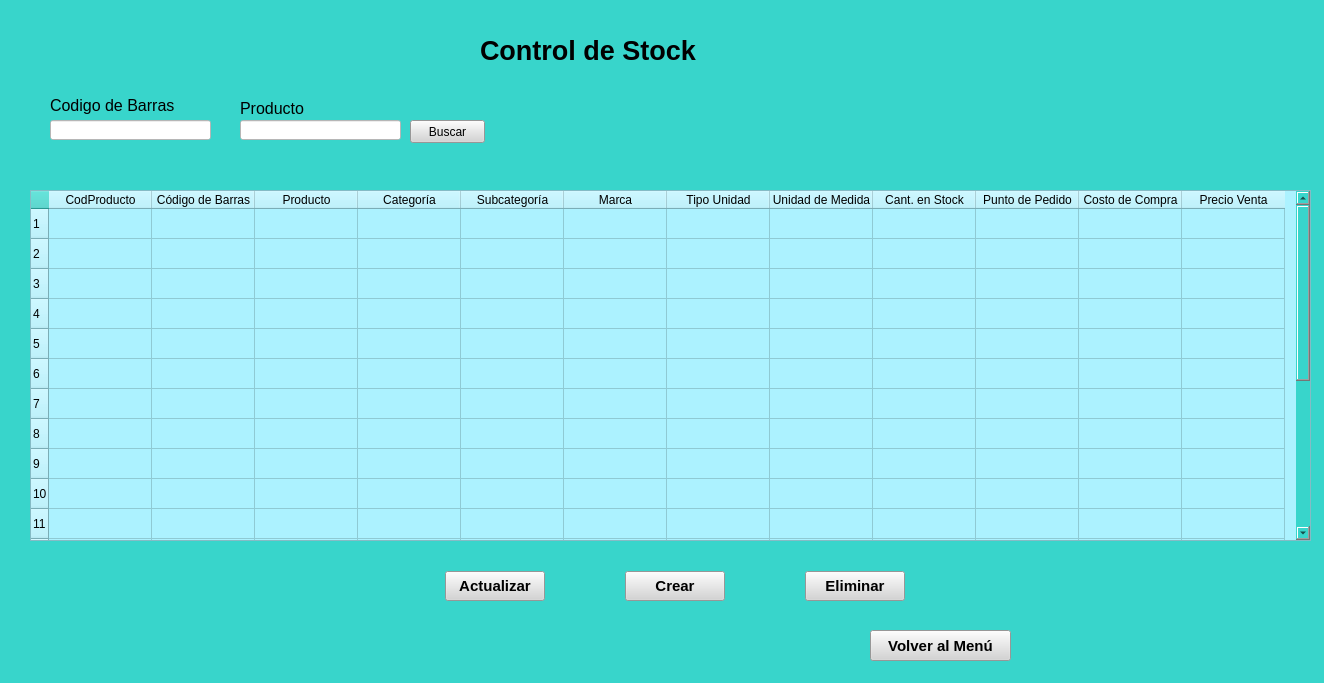
The window that Views/controlstock.ui (Miguel8819/Sistema_TweetyTesis) describes before a commit, drawn with Qt 5.
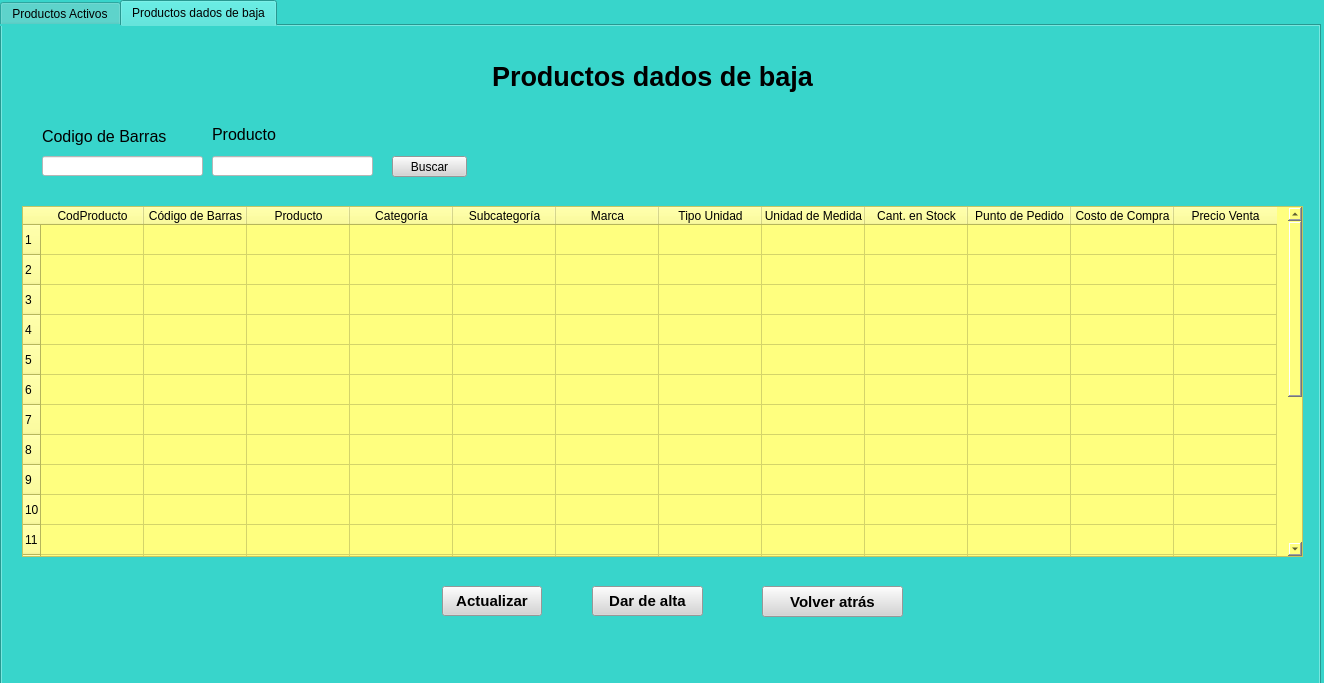
The same window after the commit. The open tabs and pages were chosen to show the change.

Commit message: Cambios en lista de productos

Patch:
```diff
--- a/Views/controlstock.ui
+++ b/Views/controlstock.ui
@@ -16,351 +16,660 @@
   <property name="styleSheet">
    <string notr="true">background-color: rgb(56, 213, 203);</string>
   </property>
-  <widget class="QPushButton" name="btn_volver">
+  <widget class="QTabWidget" name="tabWidget">
    <property name="geometry">
     <rect>
-     <x>870</x>
-     <y>630</y>
-     <width>141</width>
-     <height>31</height>
+     <x>0</x>
+     <y>0</y>
+     <width>1321</width>
+     <height>701</height>
     </rect>
    </property>
-   <property name="minimumSize">
-    <size>
-     <width>140</width>
-     <height>30</height>
-    </size>
-   </property>
-   <property name="font">
-    <font>
-     <pointsize>11</pointsize>
-     <weight>75</weight>
-     <bold>true</bold>
-    </font>
-   </property>
    <property name="styleSheet">
-    <string notr="true">background-color: rgb(212, 212, 212);</string>
+    <string notr="true">background-color: rgb(56, 213, 203);</string>
    </property>
-   <property name="text">
-    <string>Volver al Menú</string>
+   <property name="currentIndex">
+    <number>0</number>
    </property>
-  </widget>
-  <widget class="QTableWidget" name="table_product">
-   <property name="enabled">
-    <bool>true</bool>
-   </property>
-   <property name="geometry">
-    <rect>
-     <x>30</x>
-     <y>190</y>
-     <width>1281</width>
-     <height>351</height>
-    </rect>
-   </property>
-   <property name="minimumSize">
-    <size>
-     <width>740</width>
-     <height>350</height>
-    </size>
-   </property>
-   <property name="styleSheet">
-    <string notr="true">background-color: rgb(172, 242, 255);</string>
-   </property>
-   <property name="midLineWidth">
-    <number>1</number>
-   </property>
-   <property name="sizeAdjustPolicy">
-    <enum>QAbstractScrollArea::AdjustToContents</enum>
-   </property>
-   <property name="rowCount">
-    <number>20</number>
-   </property>
-   <attribute name="horizontalHeaderCascadingSectionResizes">
-    <bool>false</bool>
-   </attribute>
-   <attribute name="horizontalHeaderDefaultSectionSize">
-    <number>103</number>
-   </attribute>
-   <attribute name="verticalHeaderDefaultSectionSize">
-    <number>30</number>
-   </attribute>
-   <row/>
-   <row/>
-   <row/>
-   <row/>
-   <row/>
-   <row/>
-   <row/>
-   <row/>
-   <row/>
-   <row/>
-   <row/>
-   <row/>
-   <row/>
-   <row/>
-   <row/>
-   <row/>
-   <row/>
-   <row/>
-   <row/>
-   <row/>
-   <column>
-    <property name="text">
-     <string>CodProducto</string>
-    </property>
-   </column>
-   <column>
-    <property name="text">
-     <string>Código de Barras</string>
-    </property>
-   </column>
-   <column>
-    <property name="text">
-     <string>Producto</string>
-    </property>
-   </column>
-   <column>
-    <property name="text">
-     <string>Categoría</string>
-    </property>
-   </column>
-   <column>
-    <property name="text">
-     <string>Subcategoría</string>
-    </property>
-   </column>
-   <column>
-    <property name="text">
-     <string>Marca</string>
-    </property>
-   </column>
-   <column>
-    <property name="text">
-     <string>Tipo Unidad</string>
-    </property>
-   </column>
-   <column>
-    <property name="text">
-     <string>Unidad de Medida</string>
-    </property>
-   </column>
-   <column>
-    <property name="text">
-     <string>Cant. en Stock</string>
-    </property>
-    <property name="textAlignment">
-     <set>AlignCenter</set>
-    </property>
-   </column>
-   <column>
-    <property name="text">
-     <string>Punto de Pedido</string>
-    </property>
-   </column>
-   <column>
-    <property name="text">
-     <string>Costo de Compra</string>
-    </property>
-   </column>
-   <column>
-    <property name="text">
-     <string>Precio Venta</string>
-    </property>
-   </column>
-  </widget>
-  <widget class="QLabel" name="label">
-   <property name="geometry">
-    <rect>
-     <x>480</x>
-     <y>30</y>
-     <width>251</width>
-     <height>41</height>
-    </rect>
-   </property>
-   <property name="font">
-    <font>
-     <pointsize>20</pointsize>
-     <weight>75</weight>
-     <bold>true</bold>
-    </font>
-   </property>
-   <property name="text">
-    <string>Control de Stock</string>
-   </property>
-  </widget>
-  <widget class="QPushButton" name="btn_actualizar">
-   <property name="geometry">
-    <rect>
-     <x>445</x>
-     <y>571</y>
-     <width>100</width>
-     <height>30</height>
-    </rect>
-   </property>
-   <property name="minimumSize">
-    <size>
-     <width>100</width>
-     <height>30</height>
-    </size>
-   </property>
-   <property name="font">
-    <font>
-     <pointsize>11</pointsize>
-     <weight>75</weight>
-     <bold>true</bold>
-    </font>
-   </property>
-   <property name="cursor">
-    <cursorShape>PointingHandCursor</cursorShape>
-   </property>
-   <property name="styleSheet">
-    <string notr="true">background-color: rgb(212, 212, 212);</string>
-   </property>
-   <property name="text">
-    <string>Actualizar</string>
-   </property>
-  </widget>
-  <widget class="QPushButton" name="btn_create">
-   <property name="geometry">
-    <rect>
-     <x>625</x>
-     <y>571</y>
-     <width>100</width>
-     <height>30</height>
-    </rect>
-   </property>
-   <property name="minimumSize">
-    <size>
-     <width>100</width>
-     <height>30</height>
-    </size>
-   </property>
-   <property name="font">
-    <font>
-     <pointsize>11</pointsize>
-     <weight>75</weight>
-     <bold>true</bold>
-    </font>
-   </property>
-   <property name="cursor">
-    <cursorShape>PointingHandCursor</cursorShape>
-   </property>
-   <property name="styleSheet">
-    <string notr="true">background-color: rgb(212, 212, 212);</string>
-   </property>
-   <property name="text">
-    <string>Crear</string>
-   </property>
-  </widget>
-  <widget class="QPushButton" name="btn_delete">
-   <property name="geometry">
-    <rect>
-     <x>805</x>
-     <y>571</y>
-     <width>100</width>
-     <height>30</height>
-    </rect>
-   </property>
-   <property name="minimumSize">
-    <size>
-     <width>100</width>
-     <height>30</height>
-    </size>
-   </property>
-   <property name="font">
-    <font>
-     <pointsize>11</pointsize>
-     <weight>75</weight>
-     <bold>true</bold>
-    </font>
-   </property>
-   <property name="cursor">
-    <cursorShape>PointingHandCursor</cursorShape>
-   </property>
-   <property name="styleSheet">
-    <string notr="true">background-color: rgb(212, 212, 212);</string>
-   </property>
-   <property name="text">
-    <string>Eliminar</string>
-   </property>
-  </widget>
-  <widget class="QLineEdit" name="input_codigo">
-   <property name="geometry">
-    <rect>
-     <x>50</x>
-     <y>120</y>
-     <width>161</width>
-     <height>20</height>
-    </rect>
-   </property>
-   <property name="styleSheet">
-    <string notr="true">background-color: rgb(255, 255, 255);</string>
-   </property>
-  </widget>
-  <widget class="QLabel" name="label_2">
-   <property name="geometry">
-    <rect>
-     <x>50</x>
-     <y>95</y>
-     <width>131</width>
-     <height>21</height>
-    </rect>
-   </property>
-   <property name="font">
-    <font>
-     <pointsize>12</pointsize>
-    </font>
-   </property>
-   <property name="text">
-    <string>Codigo de Barras</string>
-   </property>
-  </widget>
-  <widget class="QLabel" name="label_3">
-   <property name="geometry">
-    <rect>
-     <x>240</x>
-     <y>100</y>
-     <width>81</width>
-     <height>16</height>
-    </rect>
-   </property>
-   <property name="font">
-    <font>
-     <pointsize>12</pointsize>
-    </font>
-   </property>
-   <property name="text">
-    <string>Producto</string>
-   </property>
-  </widget>
-  <widget class="QLineEdit" name="input_prod">
-   <property name="geometry">
-    <rect>
-     <x>240</x>
-     <y>120</y>
-     <width>161</width>
-     <height>20</height>
-    </rect>
-   </property>
-   <property name="styleSheet">
-    <string notr="true">background-color: rgb(255, 255, 255);</string>
-   </property>
-  </widget>
-  <widget class="QPushButton" name="btn_buscar">
-   <property name="geometry">
-    <rect>
-     <x>410</x>
-     <y>120</y>
-     <width>75</width>
-     <height>23</height>
-    </rect>
-   </property>
-   <property name="styleSheet">
-    <string notr="true">background-color: rgb(212, 212, 212);</string>
-   </property>
-   <property name="text">
-    <string>Buscar</string>
-   </property>
+   <widget class="QWidget" name="ProductosActivos">
+    <attribute name="title">
+     <string>Productos Activos</string>
+    </attribute>
+    <widget class="QLabel" name="label">
+     <property name="geometry">
+      <rect>
+       <x>550</x>
+       <y>20</y>
+       <width>251</width>
+       <height>41</height>
+      </rect>
+     </property>
+     <property name="font">
+      <font>
+       <pointsize>20</pointsize>
+       <weight>75</weight>
+       <bold>true</bold>
+      </font>
+     </property>
+     <property name="text">
+      <string>Productos Activos</string>
+     </property>
+    </widget>
+    <widget class="QLabel" name="label_2">
+     <property name="geometry">
+      <rect>
+       <x>40</x>
+       <y>100</y>
+       <width>131</width>
+       <height>21</height>
+      </rect>
+     </property>
+     <property name="font">
+      <font>
+       <pointsize>12</pointsize>
+      </font>
+     </property>
+     <property name="text">
+      <string>Codigo de Barras</string>
+     </property>
+    </widget>
+    <widget class="QLineEdit" name="input_codigo">
+     <property name="geometry">
+      <rect>
+       <x>40</x>
+       <y>130</y>
+       <width>161</width>
+       <height>20</height>
+      </rect>
+     </property>
+     <property name="styleSheet">
+      <string notr="true">background-color: rgb(255, 255, 255);</string>
+     </property>
+    </widget>
+    <widget class="QLineEdit" name="input_prod">
+     <property name="geometry">
+      <rect>
+       <x>210</x>
+       <y>130</y>
+       <width>161</width>
+       <height>20</height>
+      </rect>
+     </property>
+     <property name="styleSheet">
+      <string notr="true">background-color: rgb(255, 255, 255);</string>
+     </property>
+    </widget>
+    <widget class="QPushButton" name="btn_buscar">
+     <property name="geometry">
+      <rect>
+       <x>390</x>
+       <y>130</y>
+       <width>75</width>
+       <height>21</height>
+      </rect>
+     </property>
+     <property name="styleSheet">
+      <string notr="true">background-color: rgb(212, 212, 212);</string>
+     </property>
+     <property name="text">
+      <string>Buscar</string>
+     </property>
+    </widget>
+    <widget class="QTableWidget" name="table_product">
+     <property name="enabled">
+      <bool>true</bool>
+     </property>
+     <property name="geometry">
+      <rect>
+       <x>20</x>
+       <y>180</y>
+       <width>1281</width>
+       <height>351</height>
+      </rect>
+     </property>
+     <property name="minimumSize">
+      <size>
+       <width>740</width>
+       <height>350</height>
+      </size>
+     </property>
+     <property name="styleSheet">
+      <string notr="true">background-color: rgb(172, 242, 255);</string>
+     </property>
+     <property name="midLineWidth">
+      <number>1</number>
+     </property>
+     <property name="sizeAdjustPolicy">
+      <enum>QAbstractScrollArea::AdjustToContents</enum>
+     </property>
+     <property name="rowCount">
+      <number>20</number>
+     </property>
+     <attribute name="horizontalHeaderCascadingSectionResizes">
+      <bool>false</bool>
+     </attribute>
+     <attribute name="horizontalHeaderDefaultSectionSize">
+      <number>103</number>
+     </attribute>
+     <attribute name="verticalHeaderDefaultSectionSize">
+      <number>30</number>
+     </attribute>
+     <row/>
+     <row/>
+     <row/>
+     <row/>
+     <row/>
+     <row/>
+     <row/>
+     <row/>
+     <row/>
+     <row/>
+     <row/>
+     <row/>
+     <row/>
+     <row/>
+     <row/>
+     <row/>
+     <row/>
+     <row/>
+     <row/>
+     <row/>
+     <column>
+      <property name="text">
+       <string>CodProducto</string>
+      </property>
+     </column>
+     <column>
+      <property name="text">
+       <string>Código de Barras</string>
+      </property>
+     </column>
+     <column>
+      <property name="text">
+       <string>Producto</string>
+      </property>
+     </column>
+     <column>
+      <property name="text">
+       <string>Categoría</string>
+      </property>
+     </column>
+     <column>
+      <property name="text">
+       <string>Subcategoría</string>
+      </property>
+     </column>
+     <column>
+      <property name="text">
+       <string>Marca</string>
+      </property>
+     </column>
+     <column>
+      <property name="text">
+       <string>Tipo Unidad</string>
+      </property>
+     </column>
+     <column>
+      <property name="text">
+       <string>Unidad de Medida</string>
+      </property>
+     </column>
+     <column>
+      <property name="text">
+       <string>Cant. en Stock</string>
+      </property>
+      <property name="textAlignment">
+       <set>AlignCenter</set>
+      </property>
+     </column>
+     <column>
+      <property name="text">
+       <string>Punto de Pedido</string>
+      </property>
+     </column>
+     <column>
+      <property name="text">
+       <string>Costo de Compra</string>
+      </property>
+     </column>
+     <column>
+      <property name="text">
+       <string>Precio Venta</string>
+      </property>
+     </column>
+    </widget>
+    <widget class="QLabel" name="label_3">
+     <property name="geometry">
+      <rect>
+       <x>210</x>
+       <y>100</y>
+       <width>81</width>
+       <height>16</height>
+      </rect>
+     </property>
+     <property name="font">
+      <font>
+       <pointsize>12</pointsize>
+      </font>
+     </property>
+     <property name="text">
+      <string>Producto</string>
+     </property>
+    </widget>
+    <widget class="QPushButton" name="btn_actualizar">
+     <property name="geometry">
+      <rect>
+       <x>430</x>
+       <y>560</y>
+       <width>100</width>
+       <height>30</height>
+      </rect>
+     </property>
+     <property name="minimumSize">
+      <size>
+       <width>100</width>
+       <height>30</height>
+      </size>
+     </property>
+     <property name="font">
+      <font>
+       <pointsize>11</pointsize>
+       <weight>75</weight>
+       <bold>true</bold>
+      </font>
+     </property>
+     <property name="cursor">
+      <cursorShape>PointingHandCursor</cursorShape>
+     </property>
+     <property name="styleSheet">
+      <string notr="true">background-color: rgb(212, 212, 212);</string>
+     </property>
+     <property name="text">
+      <string>Actualizar</string>
+     </property>
+    </widget>
+    <widget class="QPushButton" name="btn_create">
+     <property name="geometry">
+      <rect>
+       <x>580</x>
+       <y>560</y>
+       <width>100</width>
+       <height>30</height>
+      </rect>
+     </property>
+     <property name="minimumSize">
+      <size>
+       <width>100</width>
+       <height>30</height>
+      </size>
+     </property>
+     <property name="font">
+      <font>
+       <pointsize>11</pointsize>
+       <weight>75</weight>
+       <bold>true</bold>
+      </font>
+     </property>
+     <property name="cursor">
+      <cursorShape>PointingHandCursor</cursorShape>
+     </property>
+     <property name="styleSheet">
+      <string notr="true">background-color: rgb(212, 212, 212);</string>
+     </property>
+     <property name="text">
+      <string>Crear</string>
+     </property>
+    </widget>
+    <widget class="QPushButton" name="btn_volver">
+     <property name="geometry">
+      <rect>
+       <x>750</x>
+       <y>560</y>
+       <width>141</width>
+       <height>31</height>
+      </rect>
+     </property>
+     <property name="minimumSize">
+      <size>
+       <width>140</width>
+       <height>30</height>
+      </size>
+     </property>
+     <property name="font">
+      <font>
+       <pointsize>11</pointsize>
+       <weight>75</weight>
+       <bold>true</bold>
+      </font>
+     </property>
+     <property name="styleSheet">
+      <string notr="true">background-color: rgb(212, 212, 212);</string>
+     </property>
+     <property name="text">
+      <string>Volver atrás</string>
+     </property>
+    </widget>
+   </widget>
+   <widget class="QWidget" name="ProductosDadosDeBaja">
+    <attribute name="title">
+     <string>Productos dados de baja</string>
+    </attribute>
+    <widget class="QLineEdit" name="input_prod_2">
+     <property name="geometry">
+      <rect>
+       <x>210</x>
+       <y>130</y>
+       <width>161</width>
+       <height>20</height>
+      </rect>
+     </property>
+     <property name="styleSheet">
+      <string notr="true">background-color: rgb(255, 255, 255);</string>
+     </property>
+    </widget>
+    <widget class="QPushButton" name="btn_volver_2">
+     <property name="geometry">
+      <rect>
+       <x>760</x>
+       <y>560</y>
+       <width>141</width>
+       <height>31</height>
+      </rect>
+     </property>
+     <property name="minimumSize">
+      <size>
+       <width>140</width>
+       <height>30</height>
+      </size>
+     </property>
+     <property name="font">
+      <font>
+       <pointsize>11</pointsize>
+       <weight>75</weight>
+       <bold>true</bold>
+      </font>
+     </property>
+     <property name="styleSheet">
+      <string notr="true">background-color: rgb(212, 212, 212);</string>
+     </property>
+     <property name="text">
+      <string>Volver atrás</string>
+     </property>
+    </widget>
+    <widget class="QLabel" name="label_4">
+     <property name="geometry">
+      <rect>
+       <x>40</x>
+       <y>100</y>
+       <width>131</width>
+       <height>21</height>
+      </rect>
+     </property>
+     <property name="font">
+      <font>
+       <pointsize>12</pointsize>
+      </font>
+     </property>
+     <property name="text">
+      <string>Codigo de Barras</string>
+     </property>
+    </widget>
+    <widget class="QPushButton" name="btn_actualizar_2">
+     <property name="geometry">
+      <rect>
+       <x>440</x>
+       <y>560</y>
+       <width>100</width>
+       <height>30</height>
+      </rect>
+     </property>
+     <property name="minimumSize">
+      <size>
+       <width>100</width>
+       <height>30</height>
+      </size>
+     </property>
+     <property name="font">
+      <font>
+       <pointsize>11</pointsize>
+       <weight>75</weight>
+       <bold>true</bold>
+      </font>
+     </property>
+     <property name="cursor">
+      <cursorShape>PointingHandCursor</cursorShape>
+     </property>
+     <property name="styleSheet">
+      <string notr="true">background-color: rgb(212, 212, 212);</string>
+     </property>
+     <property name="text">
+      <string>Actualizar</string>
+     </property>
+    </widget>
+    <widget class="QLineEdit" name="input_codigo_2">
+     <property name="geometry">
+      <rect>
+       <x>40</x>
+       <y>130</y>
+       <width>161</width>
+       <height>20</height>
+      </rect>
+     </property>
+     <property name="styleSheet">
+      <string notr="true">background-color: rgb(255, 255, 255);</string>
+     </property>
+    </widget>
+    <widget class="QLabel" name="label_5">
+     <property name="geometry">
+      <rect>
+       <x>210</x>
+       <y>100</y>
+       <width>81</width>
+       <height>16</height>
+      </rect>
+     </property>
+     <property name="font">
+      <font>
+       <pointsize>12</pointsize>
+      </font>
+     </property>
+     <property name="text">
+      <string>Producto</string>
+     </property>
+    </widget>
+    <widget class="QLabel" name="label_6">
+     <property name="geometry">
+      <rect>
+       <x>490</x>
+       <y>30</y>
+       <width>351</width>
+       <height>41</height>
+      </rect>
+     </property>
+     <property name="font">
+      <font>
+       <pointsize>20</pointsize>
+       <weight>75</weight>
+       <bold>true</bold>
+      </font>
+     </property>
+     <property name="text">
+      <string>Productos dados de baja</string>
+     </property>
+    </widget>
+    <widget class="QTableWidget" name="table_product_2">
+     <property name="enabled">
+      <bool>true</bool>
+     </property>
+     <property name="geometry">
+      <rect>
+       <x>20</x>
+       <y>180</y>
+       <width>1281</width>
+       <height>351</height>
+      </rect>
+     </property>
+     <property name="minimumSize">
+      <size>
+       <width>740</width>
+       <height>350</height>
+      </size>
+     </property>
+     <property name="styleSheet">
+      <string notr="true">background-color: rgb(172, 242, 255);
+background-color: rgb(255, 255, 127);</string>
+     </property>
+     <property name="midLineWidth">
+      <number>1</number>
+     </property>
+     <property name="sizeAdjustPolicy">
+      <enum>QAbstractScrollArea::AdjustToContents</enum>
+     </property>
+     <property name="rowCount">
+      <number>20</number>
+     </property>
+     <attribute name="horizontalHeaderCascadingSectionResizes">
+      <bool>false</bool>
+     </attribute>
+     <attribute name="horizontalHeaderDefaultSectionSize">
+      <number>103</number>
+     </attribute>
+     <attribute name="verticalHeaderDefaultSectionSize">
+      <number>30</number>
+     </attribute>
+     <row/>
+     <row/>
+     <row/>
+     <row/>
+     <row/>
+     <row/>
+     <row/>
+     <row/>
+     <row/>
+     <row/>
+     <row/>
+     <row/>
+     <row/>
+     <row/>
+     <row/>
+     <row/>
+     <row/>
+     <row/>
+     <row/>
+     <row/>
+     <column>
+      <property name="text">
+       <string>CodProducto</string>
+      </property>
+     </column>
+     <column>
+      <property name="text">
+       <string>Código de Barras</string>
+      </property>
+     </column>
+     <column>
+      <property name="text">
+       <string>Producto</string>
+      </property>
+     </column>
+     <column>
+      <property name="text">
+       <string>Categoría</string>
+      </property>
+     </column>
+     <column>
+      <property name="text">
+       <string>Subcategoría</string>
+      </property>
+     </column>
+     <column>
+      <property name="text">
+       <string>Marca</string>
+      </property>
+     </column>
+     <column>
+      <property name="text">
+       <string>Tipo Unidad</string>
+      </property>
+     </column>
+     <column>
+      <property name="text">
+       <string>Unidad de Medida</string>
+      </property>
+     </column>
+     <column>
+      <property name="text">
+       <string>Cant. en Stock</string>
+      </property>
+      <property name="textAlignment">
+       <set>AlignCenter</set>
+      </property>
+     </column>
+     <column>
+      <property name="text">
+       <string>Punto de Pedido</string>
+      </property>
+     </column>
+     <column>
+      <property name="text">
+       <string>Costo de Compra</string>
+      </property>
+     </column>
+     <column>
+      <property name="text">
+       <string>Precio Venta</string>
+      </property>
+     </column>
+    </widget>
+    <widget class="QPushButton" name="btn_buscar_2">
+     <property name="geometry">
+      <rect>
+       <x>390</x>
+       <y>130</y>
+       <width>75</width>
+       <height>21</height>
+      </rect>
+     </property>
+     <property name="styleSheet">
+      <string notr="true">background-color: rgb(212, 212, 212);</string>
+     </property>
+     <property name="text">
+      <string>Buscar</string>
+     </property>
+    </widget>
+    <widget class="QPushButton" name="btn_darDeAlta">
+     <property name="geometry">
+      <rect>
+       <x>590</x>
+       <y>560</y>
+       <width>111</width>
+       <height>30</height>
+      </rect>
+     </property>
+     <property name="minimumSize">
+      <size>
+       <width>100</width>
+       <height>30</height>
+      </size>
+     </property>
+     <property name="font">
+      <font>
+       <pointsize>11</pointsize>
+       <weight>75</weight>
+       <bold>true</bold>
+      </font>
+     </property>
+     <property name="cursor">
+      <cursorShape>PointingHandCursor</cursorShape>
+     </property>
+     <property name="styleSheet">
+      <string notr="true">background-color: rgb(212, 212, 212);</string>
+     </property>
+     <property name="text">
+      <string>Dar de alta</string>
+     </property>
+    </widget>
+   </widget>
   </widget>
  </widget>
  <resources/>
```
The commit also changes 26 other files.
